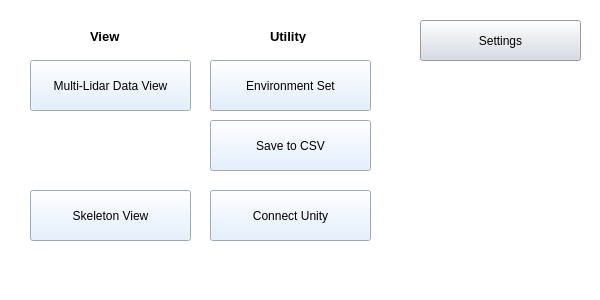
This is lidar_interface/ui/MainWindow.ui in chochmun/Multi-2D-LiDAR-Based-3D-Motion-Recognition-With-Deep-Learning as Qt 5 draws it before an edit. The edited form follows.
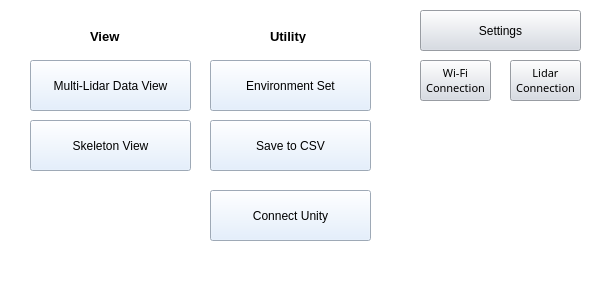
This is the edited form. Icons and pictures are not drawn.

Commit message: class accuracy graph generating 1

The edit to the form file:
```diff
--- a/lidar_interface/ui/MainWindow.ui
+++ b/lidar_interface/ui/MainWindow.ui
@@ -37,7 +37,7 @@
     <property name="geometry">
      <rect>
       <x>420</x>
-      <y>20</y>
+      <y>10</y>
       <width>161</width>
       <height>41</height>
      </rect>
@@ -81,7 +81,7 @@
     <property name="geometry">
      <rect>
       <x>30</x>
-      <y>190</y>
+      <y>120</y>
       <width>161</width>
       <height>51</height>
      </rect>
@@ -181,6 +181,76 @@
 background-image: url(C:/capstone_data/Multi-2d-Lidar-sensors-motion-reconition/QT/qrc//images//background.JPG);</string>
     </property>
    </widget>
+   <widget class="QPushButton" name="Button_usbconnection">
+    <property name="geometry">
+     <rect>
+      <x>510</x>
+      <y>60</y>
+      <width>71</width>
+      <height>41</height>
+     </rect>
+    </property>
+    <property name="font">
+     <font>
+      <family>굴림</family>
+      <pointsize>8</pointsize>
+     </font>
+    </property>
+    <property name="styleSheet">
+     <string notr="true">background-color: rgb(213, 218, 227);</string>
+    </property>
+    <property name="text">
+     <string>Lidar
+Connection</string>
+    </property>
+    <property name="checkable">
+     <bool>false</bool>
+    </property>
+    <property name="checked">
+     <bool>false</bool>
+    </property>
+    <property name="autoRepeatDelay">
+     <number>300</number>
+    </property>
+    <property name="autoDefault">
+     <bool>false</bool>
+    </property>
+   </widget>
+   <widget class="QPushButton" name="Button_wificonnection">
+    <property name="geometry">
+     <rect>
+      <x>420</x>
+      <y>60</y>
+      <width>71</width>
+      <height>41</height>
+     </rect>
+    </property>
+    <property name="font">
+     <font>
+      <family>굴림</family>
+      <pointsize>8</pointsize>
+     </font>
+    </property>
+    <property name="styleSheet">
+     <string notr="true">background-color: rgb(213, 218, 227);</string>
+    </property>
+    <property name="text">
+     <string>Wi-Fi
+Connection</string>
+    </property>
+    <property name="checkable">
+     <bool>false</bool>
+    </property>
+    <property name="checked">
+     <bool>false</bool>
+    </property>
+    <property name="autoRepeatDelay">
+     <number>300</number>
+    </property>
+    <property name="autoDefault">
+     <bool>false</bool>
+    </property>
+   </widget>
    <zorder>graphicsView</zorder>
    <zorder>Button_dataview</zorder>
    <zorder>Button_setting</zorder>
@@ -190,6 +260,8 @@
    <zorder>label</zorder>
    <zorder>label_2</zorder>
    <zorder>Button_unity</zorder>
+   <zorder>Button_usbconnection</zorder>
+   <zorder>Button_wificonnection</zorder>
   </widget>
  </widget>
  <resources>
```
The commit also changes 23 other files.
